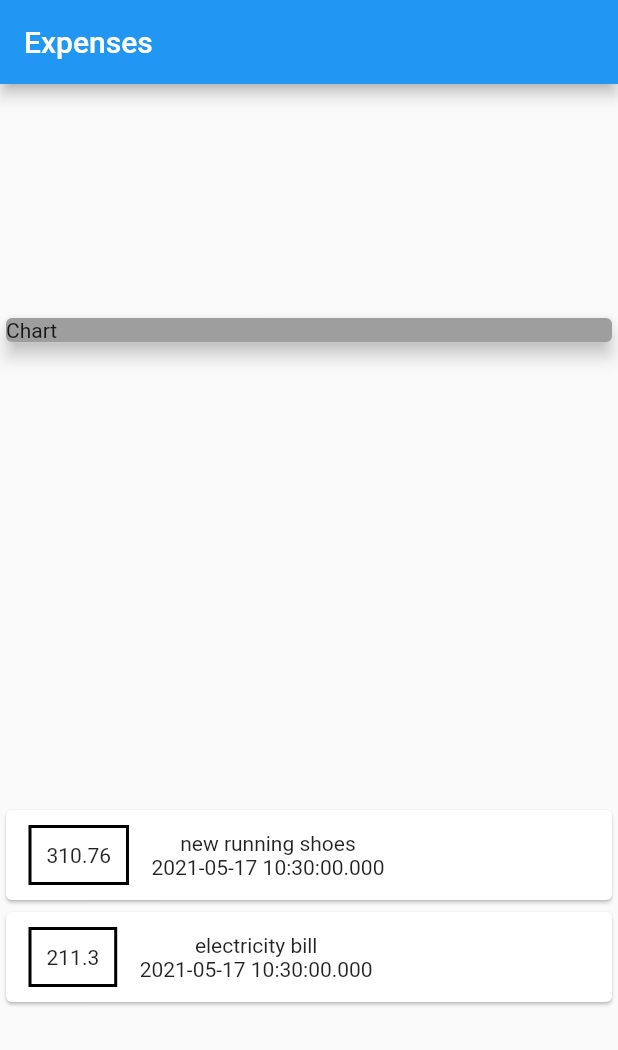
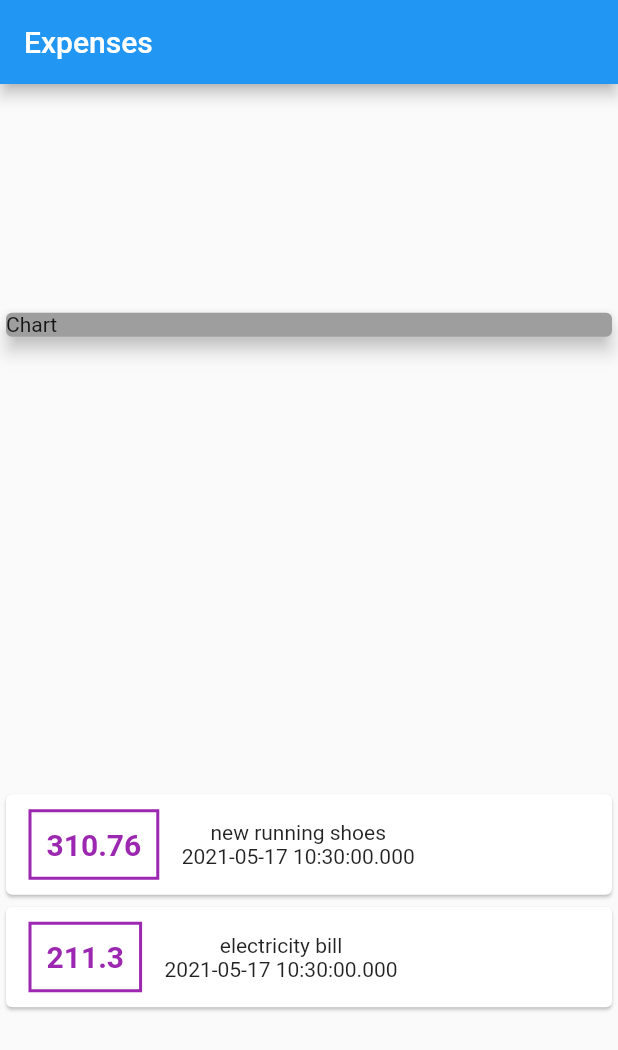
Before and after one commit to IsmaelCardoso/personal_expense_flutter_exemple, a Flutter app: the screen it shows after launch, on a phone screen of 412 x 824 dp. Shown: the top 1050 px of the screen. Run offline on Flutter 3.47's test engine with Material 2 defaults, Android fonts, the phone set to English and light mode, and no system bars; missing offline and left inert: dart:ffi.

Commit message:
chore(main):  styling text

```diff
--- a/lib/main.dart
+++ b/lib/main.dart
@@ -60,11 +60,18 @@ class MyHomePage extends StatelessWidget {
                           ),
                           decoration: BoxDecoration(
                               border: Border.all(
-                            color: Colors.black,
+                            color: Colors.purple,
                             width: 2,
                           )),
                           padding: EdgeInsets.all(10),
-                          child: Text(transaction.value.toString()),
+                          child: Text(
+                            transaction.value.toString(),
+                            style: TextStyle(
+                              fontWeight: FontWeight.bold,
+                              fontSize: 20,
+                              color: Colors.purple,
+                            ),
+                          ),
                         ),
                         Column(
                           children: [
```
